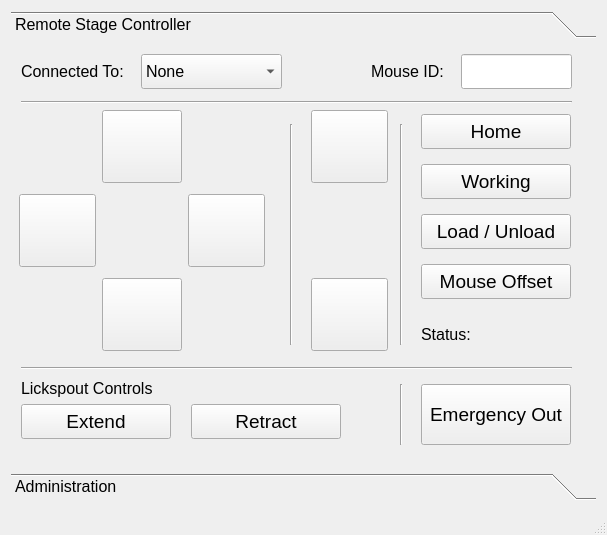
Above: src/visual_behavior/resources/remote_stage_controller.ui from VectorForceResearch/vbeb_testbench before the change. Below: the same form after it.
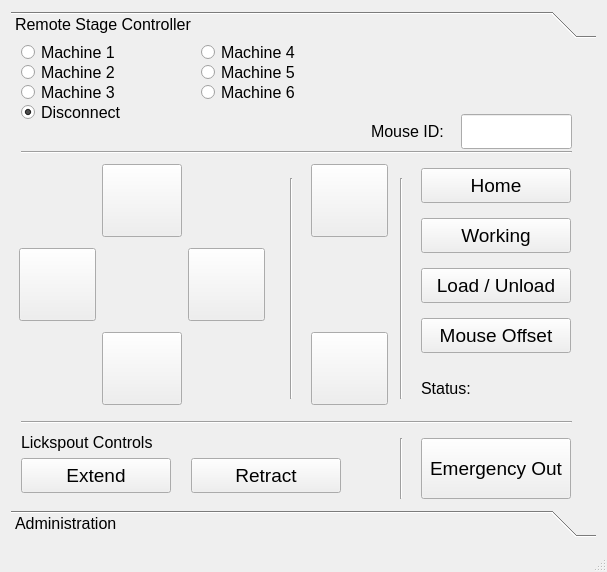
That is the form after the change. The open tabs and pages were chosen to show the change. Icons and pictures are not drawn.

Commit message: added x tranlastion for load added retract-move-extend when registering a monument changed hosts from listbox to radio buttons for mouse safety

```diff
--- a/src/visual_behavior/resources/remote_stage_controller.ui
+++ b/src/visual_behavior/resources/remote_stage_controller.ui
@@ -7,7 +7,7 @@
     <x>0</x>
     <y>0</y>
     <width>607</width>
-    <height>535</height>
+    <height>572</height>
    </rect>
   </property>
   <property name="minimumSize">
@@ -45,48 +45,12 @@
          <x>0</x>
          <y>0</y>
          <width>589</width>
-         <height>431</height>
+         <height>468</height>
         </rect>
        </property>
        <attribute name="label">
         <string>Remote Stage Controller</string>
        </attribute>
-       <widget class="QComboBox" name="cb_rigs">
-        <property name="geometry">
-         <rect>
-          <x>130</x>
-          <y>10</y>
-          <width>141</width>
-          <height>35</height>
-         </rect>
-        </property>
-        <property name="editable">
-         <bool>false</bool>
-        </property>
-        <item>
-         <property name="text">
-          <string>None</string>
-         </property>
-        </item>
-       </widget>
-       <widget class="QLabel" name="label">
-        <property name="geometry">
-         <rect>
-          <x>10</x>
-          <y>10</y>
-          <width>111</width>
-          <height>35</height>
-         </rect>
-        </property>
-        <property name="font">
-         <font>
-          <pointsize>12</pointsize>
-         </font>
-        </property>
-        <property name="text">
-         <string>Connected To:</string>
-        </property>
-       </widget>
        <widget class="QPushButton" name="btn_load">
         <property name="enabled">
          <bool>true</bool>
@@ -94,7 +58,7 @@
         <property name="geometry">
          <rect>
           <x>410</x>
-          <y>170</y>
+          <y>224</y>
           <width>150</width>
           <height>35</height>
          </rect>
@@ -115,7 +79,7 @@
         <property name="geometry">
          <rect>
           <x>410</x>
-          <y>220</y>
+          <y>274</y>
           <width>150</width>
           <height>35</height>
          </rect>
@@ -136,7 +100,7 @@
         <property name="geometry">
          <rect>
           <x>410</x>
-          <y>70</y>
+          <y>124</y>
           <width>150</width>
           <height>35</height>
          </rect>
@@ -157,7 +121,7 @@
         <property name="geometry">
          <rect>
           <x>410</x>
-          <y>120</y>
+          <y>174</y>
           <width>150</width>
           <height>35</height>
          </rect>
@@ -178,7 +142,7 @@
         <property name="geometry">
          <rect>
           <x>180</x>
-          <y>360</y>
+          <y>414</y>
           <width>150</width>
           <height>35</height>
          </rect>
@@ -199,7 +163,7 @@
         <property name="geometry">
          <rect>
           <x>10</x>
-          <y>360</y>
+          <y>414</y>
           <width>150</width>
           <height>35</height>
          </rect>
@@ -220,7 +184,7 @@
         <property name="geometry">
          <rect>
           <x>91</x>
-          <y>66</y>
+          <y>120</y>
           <width>80</width>
           <height>73</height>
          </rect>
@@ -243,7 +207,7 @@
         <property name="geometry">
          <rect>
           <x>91</x>
-          <y>145</y>
+          <y>199</y>
           <width>80</width>
           <height>83</height>
          </rect>
@@ -272,7 +236,7 @@
         <property name="geometry">
          <rect>
           <x>300</x>
-          <y>234</y>
+          <y>288</y>
           <width>77</width>
           <height>73</height>
          </rect>
@@ -298,7 +262,7 @@
         <property name="geometry">
          <rect>
           <x>177</x>
-          <y>150</y>
+          <y>204</y>
           <width>77</width>
           <height>73</height>
          </rect>
@@ -327,7 +291,7 @@
         <property name="geometry">
          <rect>
           <x>8</x>
-          <y>150</y>
+          <y>204</y>
           <width>77</width>
           <height>73</height>
          </rect>
@@ -353,7 +317,7 @@
         <property name="geometry">
          <rect>
           <x>91</x>
-          <y>234</y>
+          <y>288</y>
           <width>80</width>
           <height>73</height>
          </rect>
@@ -379,7 +343,7 @@
         <property name="geometry">
          <rect>
           <x>300</x>
-          <y>66</y>
+          <y>120</y>
           <width>77</width>
           <height>73</height>
          </rect>
@@ -402,7 +366,7 @@
         <property name="geometry">
          <rect>
           <x>300</x>
-          <y>146</y>
+          <y>200</y>
           <width>80</width>
           <height>83</height>
          </rect>
@@ -428,7 +392,7 @@
         <property name="geometry">
          <rect>
           <x>270</x>
-          <y>80</y>
+          <y>134</y>
           <width>20</width>
           <height>221</height>
          </rect>
@@ -441,7 +405,7 @@
         <property name="geometry">
          <rect>
           <x>10</x>
-          <y>316</y>
+          <y>370</y>
           <width>551</width>
           <height>16</height>
          </rect>
@@ -454,7 +418,7 @@
         <property name="geometry">
          <rect>
           <x>10</x>
-          <y>50</y>
+          <y>100</y>
           <width>551</width>
           <height>16</height>
          </rect>
@@ -467,7 +431,7 @@
         <property name="geometry">
          <rect>
           <x>380</x>
-          <y>80</y>
+          <y>134</y>
           <width>20</width>
           <height>221</height>
          </rect>
@@ -480,7 +444,7 @@
         <property name="geometry">
          <rect>
           <x>10</x>
-          <y>334</y>
+          <y>388</y>
           <width>151</width>
           <height>21</height>
          </rect>
@@ -501,7 +465,7 @@
         <property name="geometry">
          <rect>
           <x>410</x>
-          <y>340</y>
+          <y>394</y>
           <width>150</width>
           <height>61</height>
          </rect>
@@ -519,7 +483,7 @@
         <property name="geometry">
          <rect>
           <x>380</x>
-          <y>340</y>
+          <y>394</y>
           <width>20</width>
           <height>61</height>
          </rect>
@@ -532,7 +496,7 @@
         <property name="geometry">
          <rect>
           <x>450</x>
-          <y>10</y>
+          <y>70</y>
           <width>111</width>
           <height>35</height>
          </rect>
@@ -542,7 +506,7 @@
         <property name="geometry">
          <rect>
           <x>360</x>
-          <y>10</y>
+          <y>70</y>
           <width>81</width>
           <height>35</height>
          </rect>
@@ -560,7 +524,7 @@
         <property name="geometry">
          <rect>
           <x>410</x>
-          <y>280</y>
+          <y>334</y>
           <width>151</width>
           <height>21</height>
          </rect>
@@ -574,6 +538,135 @@
          <string>Status: </string>
         </property>
        </widget>
+       <widget class="QRadioButton" name="rb_box1">
+        <property name="geometry">
+         <rect>
+          <x>10</x>
+          <y>0</y>
+          <width>165</width>
+          <height>17</height>
+         </rect>
+        </property>
+        <property name="font">
+         <font>
+          <pointsize>12</pointsize>
+         </font>
+        </property>
+        <property name="text">
+         <string>Machine 1</string>
+        </property>
+       </widget>
+       <widget class="QRadioButton" name="rb_box2">
+        <property name="geometry">
+         <rect>
+          <x>10</x>
+          <y>20</y>
+          <width>165</width>
+          <height>17</height>
+         </rect>
+        </property>
+        <property name="font">
+         <font>
+          <pointsize>12</pointsize>
+         </font>
+        </property>
+        <property name="text">
+         <string>Machine 2</string>
+        </property>
+       </widget>
+       <widget class="QRadioButton" name="rb_box3">
+        <property name="geometry">
+         <rect>
+          <x>10</x>
+          <y>40</y>
+          <width>165</width>
+          <height>17</height>
+         </rect>
+        </property>
+        <property name="font">
+         <font>
+          <pointsize>12</pointsize>
+         </font>
+        </property>
+        <property name="text">
+         <string>Machine 3</string>
+        </property>
+       </widget>
+       <widget class="QRadioButton" name="rb_box4">
+        <property name="geometry">
+         <rect>
+          <x>190</x>
+          <y>0</y>
+          <width>165</width>
+          <height>17</height>
+         </rect>
+        </property>
+        <property name="font">
+         <font>
+          <pointsize>12</pointsize>
+         </font>
+        </property>
+        <property name="text">
+         <string>Machine 4</string>
+        </property>
+       </widget>
+       <widget class="QRadioButton" name="rb_box5">
+        <property name="geometry">
+         <rect>
+          <x>190</x>
+          <y>20</y>
+          <width>165</width>
+          <height>17</height>
+         </rect>
+        </property>
+        <property name="font">
+         <font>
+          <pointsize>12</pointsize>
+         </font>
+        </property>
+        <property name="text">
+         <string>Machine 5</string>
+        </property>
+       </widget>
+       <widget class="QRadioButton" name="rb_box6">
+        <property name="geometry">
+         <rect>
+          <x>190</x>
+          <y>40</y>
+          <width>165</width>
+          <height>17</height>
+         </rect>
+        </property>
+        <property name="font">
+         <font>
+          <pointsize>12</pointsize>
+         </font>
+        </property>
+        <property name="text">
+         <string>Machine 6</string>
+        </property>
+       </widget>
+       <widget class="QRadioButton" name="rb_disconnect">
+        <property name="geometry">
+         <rect>
+          <x>10</x>
+          <y>60</y>
+          <width>111</width>
+          <height>17</height>
+         </rect>
+        </property>
+        <property name="font">
+         <font>
+          <pointsize>12</pointsize>
+         </font>
+        </property>
+        <property name="text">
+         <string>Disconnect</string>
+        </property>
+        <property name="checked">
+         <bool>true</bool>
+        </property>
+       </widget>
       </widget>
       <widget class="QWidget" name="page_admin">
        <property name="enabled">
```
Left out of the diff: 197 changed lines with no effect on the pictures. The commit also changes 2 other files.
